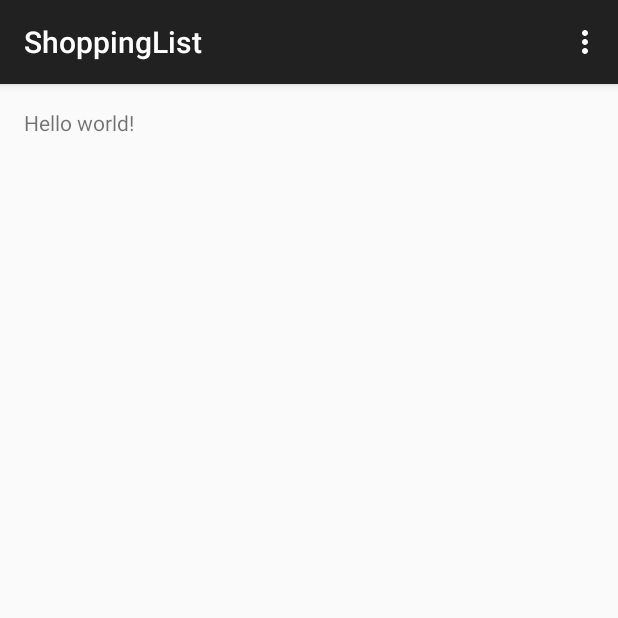
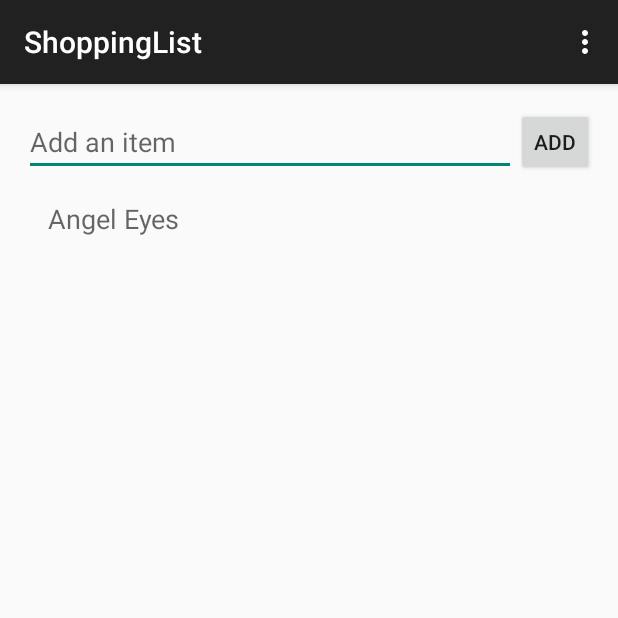
Before and after one commit to 11pm/ShoppingList, an Android app: the screen it shows after launch (MainActivity), on a phone screen of 412 x 824 dp, the top half of it. Run offline under Robolectric (Android 15) with nearby library versions, the phone set to English and light mode, and no system bars.

Commit message:
added list

```diff
--- a/app/src/main/java/is/tskoli/alexander/shoppinglist/MainActivity.java
+++ b/app/src/main/java/is/tskoli/alexander/shoppinglist/MainActivity.java
@@ -2,8 +2,14 @@ package is.tskoli.alexander.shoppinglist;
 
 import android.support.v7.app.AppCompatActivity;
 import android.os.Bundle;
+import android.util.Log;
 import android.view.Menu;
 import android.view.MenuItem;
+import android.view.View;
+import android.view.ViewGroup;
+import android.widget.ArrayAdapter;
+import android.widget.ListView;
+import android.widget.TextView;
 
 public class MainActivity extends AppCompatActivity {
 
@@ -11,6 +17,19 @@ public class MainActivity extends AppCompatActivity {
     protected void onCreate(Bundle savedInstanceState) {
         super.onCreate(savedInstanceState);
         setContentView(R.layout.activity_main);
+
+        ShoppingHelper.add(new ShoppingItem("Angel Eyes", 2));
+
+        //get the actual list
+        ListView list = (ListView) findViewById(R.id.ShoppingList);
+
+        //create the adapter for the list
+        final ArrayAdapter<ShoppingItem> arrayAdapter = new ShoppingAdapter();
+
+        //connect the adapter to the list
+        list.setAdapter(arrayAdapter);
+
+
     }
 
     @Override
@@ -34,4 +53,37 @@ public class MainActivity extends AppCompatActivity {
 
         return super.onOptionsItemSelected(item);
     }
+    private class ShoppingAdapter extends ArrayAdapter<ShoppingItem> {
+
+        public ShoppingAdapter(){
+            super(MainActivity.this, R.layout.shopping_item, ShoppingHelper.getAll());
+        }
+
+        @Override
+        public View getView(int position, View convertView, ViewGroup parent){
+
+            View shoppingView = convertView;
+
+            //make sure we have a view
+            if (shoppingView == null){
+                shoppingView = getLayoutInflater().inflate(R.layout.shopping_item, parent, false);
+            }
+
+            ShoppingItem item = ShoppingHelper.find(position);
+            Log.wtf("wtf", item.item);
+
+            TextView te = (TextView) shoppingView.findViewById(R.id.itemName);
+            te.setText(item.item);
+
+            //TextView te = (TextView) findViewById(R.id.itemName);
+            //te.setText(item.item);
+
+
+
+
+            return shoppingView;
+
+        }
+
+    }
 }
--- a/app/src/main/java/is/tskoli/alexander/shoppinglist/ShoppingHelper.java
+++ b/app/src/main/java/is/tskoli/alexander/shoppinglist/ShoppingHelper.java
@@ -1,7 +1,29 @@
 package is.tskoli.alexander.shoppinglist;
+
+import java.util.ArrayList;
 
 /**
  * Created by alexander on 27.9.2015.
  */
 public class ShoppingHelper {
+
+    private static ArrayList<ShoppingItem> items = new ArrayList<ShoppingItem>();
+
+    public static ShoppingItem find(int idx){
+        return items.get(idx);
+    }
+
+    public static ArrayList<ShoppingItem> getAll(){
+        return items;
+    }
+
+    public static void add(ShoppingItem item){
+        items.add(item);
+    }
+
+    public static void update(int idx, ShoppingItem item){
+        items.set(idx, item);
+    }
+
+
 }
--- a/app/src/main/java/is/tskoli/alexander/shoppinglist/ShoppingItem.java
+++ b/app/src/main/java/is/tskoli/alexander/shoppinglist/ShoppingItem.java
@@ -6,11 +6,18 @@ package is.tskoli.alexander.shoppinglist;
 public class ShoppingItem {
 
     protected String item;
+    protected int amount;
     protected boolean done;
 
-    public ShoppingItem(String _item){
-        this.item = _item;
-        this.done = false;
+
+    public ShoppingItem(String _item, int _amount){
+        this.item   = _item;
+        this.amount = _amount;
+        this.done   = false;
+    }
+
+    public void setAmount(int amount){
+        this.amount = amount;
     }
 
     public void setDone(){
--- a/app/src/main/res/layout/activity_main.xml
+++ b/app/src/main/res/layout/activity_main.xml
@@ -5,7 +5,32 @@
     android:paddingTop="@dimen/activity_vertical_margin"
     android:paddingBottom="@dimen/activity_vertical_margin" tools:context=".MainActivity">
 
-    <TextView android:text="@string/hello_world" android:layout_width="wrap_content"
-        android:layout_height="wrap_content" />
+    <EditText
+        android:layout_width="wrap_content"
+        android:layout_height="wrap_content"
+        android:id="@+id/addText"
+        android:layout_alignParentTop="true"
+        android:layout_alignParentLeft="true"
+        android:layout_alignParentStart="true"
+        android:hint="Add an item"
+        android:layout_toLeftOf="@+id/addBtn"
+        android:layout_toStartOf="@+id/addBtn" />
 
+    <Button
+        style="?android:attr/buttonStyleSmall"
+        android:layout_width="wrap_content"
+        android:layout_height="wrap_content"
+        android:text="ADD"
+        android:id="@+id/addBtn"
+        android:layout_alignBottom="@+id/addText"
+        android:layout_alignParentRight="true"
+        android:layout_alignParentEnd="true" />
+
+    <ListView
+        android:layout_width="wrap_content"
+        android:layout_height="wrap_content"
+        android:id="@+id/ShoppingList"
+        android:layout_below="@+id/addText"
+        android:layout_alignParentLeft="true"
+        android:layout_alignParentStart="true" />
 </RelativeLayout>
--- /dev/null
+++ b/app/src/main/res/layout/shopping_item.xml
@@ -0,0 +1,12 @@
+<?xml version="1.0" encoding="utf-8"?>
+<LinearLayout xmlns:android="http://schemas.android.com/apk/res/android"
+    android:layout_width="match_parent" android:layout_height="match_parent"
+    android:padding="16dp">
+
+    <TextView
+        android:layout_width="wrap_content"
+        android:layout_height="wrap_content"
+        android:textAppearance="?android:attr/textAppearanceMedium"
+        android:text="ITEM NAME"
+        android:id="@+id/itemName" />
+</LinearLayout>
```
Also changed, not shown: 1 other file.
